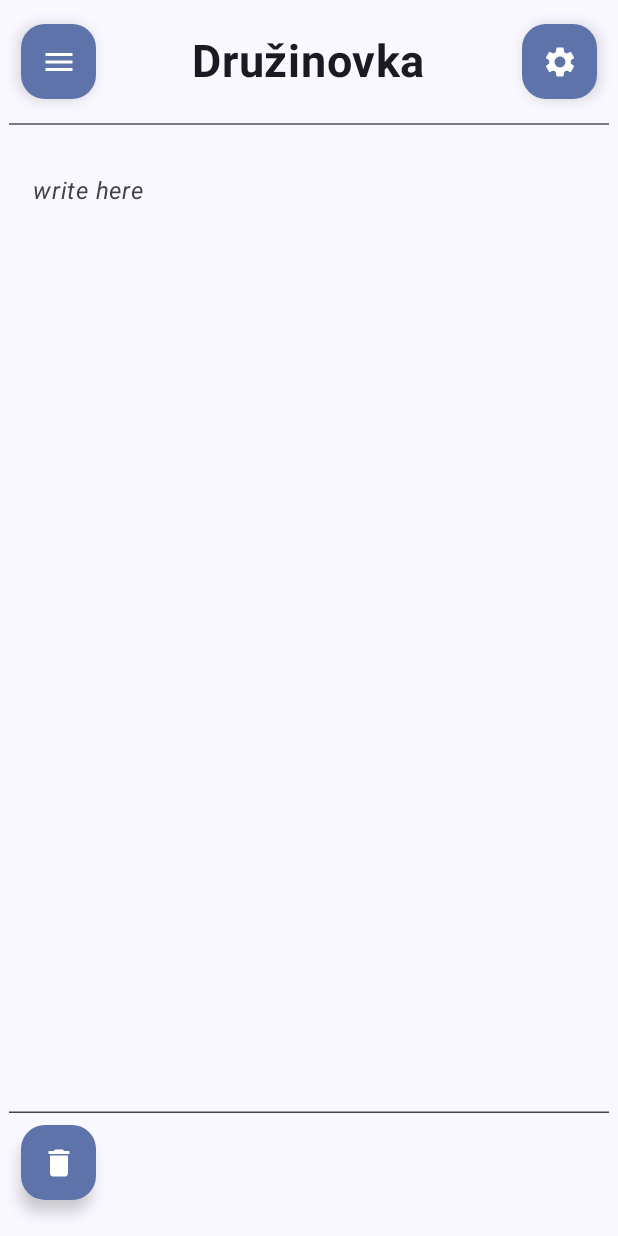
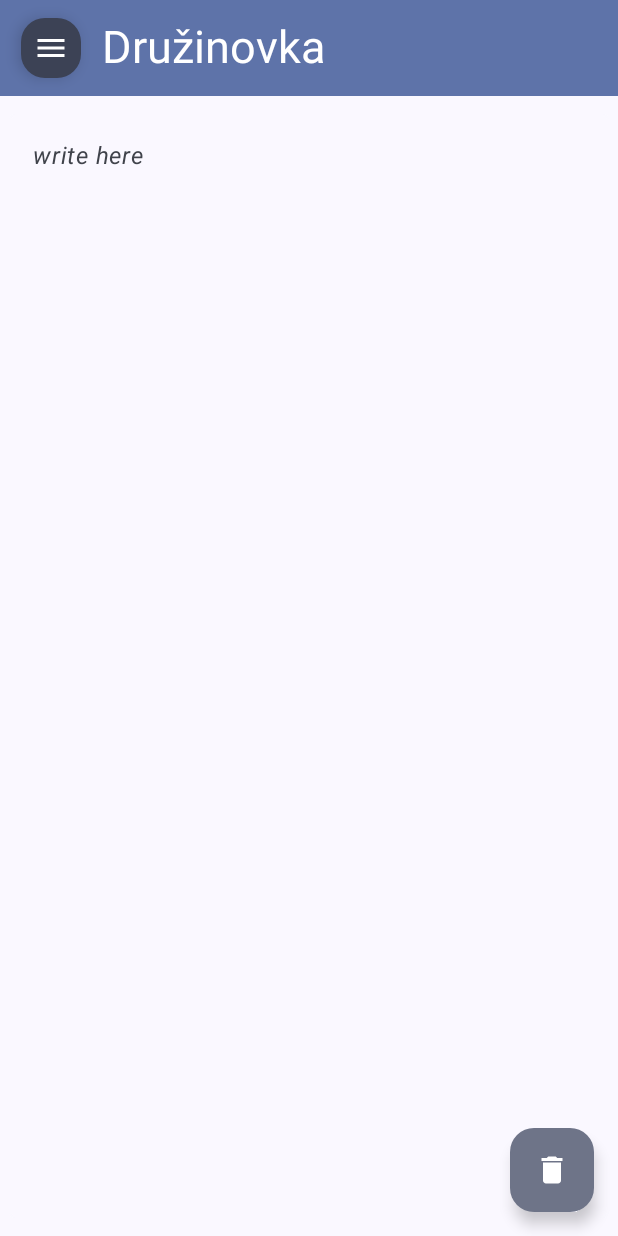
Before and after one commit to hafihaf123/radca, an Android app built with Jetpack Compose: the screen it shows after launch (MainActivity), on a phone screen of 412 x 824 dp. Run offline under Robolectric (Android 15) with nearby library versions, the phone set to English and light mode, and no system bars; our stand-ins replace Dagger/Hilt's generated code.

Commit message:
UI improvement

```diff
--- a/app/src/main/java/com/hafihaf/radca/DruzinovkaScreen.kt
+++ b/app/src/main/java/com/hafihaf/radca/DruzinovkaScreen.kt
@@ -1,28 +1,23 @@
 package com.hafihaf.radca
 
-import androidx.compose.foundation.layout.Column
-import androidx.compose.foundation.layout.Row
 import androidx.compose.foundation.layout.fillMaxSize
-import androidx.compose.foundation.layout.fillMaxWidth
 import androidx.compose.foundation.layout.padding
-import androidx.compose.foundation.layout.safeDrawingPadding
-import androidx.compose.foundation.layout.size
 import androidx.compose.material.icons.Icons
 import androidx.compose.material.icons.filled.Delete
-import androidx.compose.material.icons.filled.Menu
-import androidx.compose.material.icons.filled.Settings
-import androidx.compose.material3.Divider
 import androidx.compose.material3.DrawerValue
+import androidx.compose.material3.Scaffold
+import androidx.compose.material3.SnackbarHost
+import androidx.compose.material3.SnackbarHostState
 import androidx.compose.material3.rememberDrawerState
 import androidx.compose.runtime.Composable
 import androidx.compose.runtime.LaunchedEffect
 import androidx.compose.runtime.collectAsState
 import androidx.compose.runtime.getValue
 import androidx.compose.runtime.mutableStateOf
+import androidx.compose.runtime.remember
 import androidx.compose.runtime.rememberCoroutineScope
 import androidx.compose.runtime.saveable.rememberSaveable
 import androidx.compose.runtime.setValue
-import androidx.compose.ui.Alignment
 import androidx.compose.ui.Modifier
 import androidx.compose.ui.platform.LocalContext
 import androidx.compose.ui.res.stringResource
@@ -56,50 +51,40 @@ fun DruzinovkaScreen(
     }
 
     val drawerState = rememberDrawerState(initialValue = DrawerValue.Closed)
+    val snackbarHostState = remember { SnackbarHostState() }
+
 
     NavigationDrawer(
         drawerState = drawerState,
         scope = scope,
         onNavigate = onNavigate,
         screenRoute = Routes.DRUZINOVKA
-    ){
-        Column(
-            modifier = Modifier
-                .padding(6.dp, 16.dp)
-                .safeDrawingPadding()
-                .fillMaxSize()
-        ) {
-            Row(
-                modifier = Modifier.padding(horizontal = 8.dp)
-            ) {
+    ) {
+        Scaffold(
+            snackbarHost = { SnackbarHost(snackbarHostState) },
+            floatingActionButton = {
                 IconButton(
-                    modifier = Modifier.size(50.dp),
-                    icon = Icons.Filled.Menu,
-                    contentDescription = stringResource(R.string.side_menu_button),
-                    onClick = /*onNavigate*/{ scope.launch { drawerState.open() } }
+                    modifier = Modifier,
+//                    .padding(6.dp)
+//                    .size(50.dp),
+                    icon = Icons.Filled.Delete,
+                    contentDescription = "delete",
+                    onClick = { druzContent = "" }
                 )
-
+            },
+            topBar = {
                 Nadpis(
-                    modifier = Modifier
-                        .align(Alignment.CenterVertically)
-                        .weight(1f),
-                    text = stringResource(R.string.druzinovka),
-                    textSize = 30
-                )
-
-                IconButton(
-                    modifier = Modifier.size(50.dp),
-                    icon = Icons.Filled.Settings,
-                    contentDescription = stringResource(R.string.settings_button)
+                    modifier = Modifier,
+                    title = stringResource(R.string.druzinovka),
+                    onClick = { scope.launch { drawerState.open() } }
                 )
             }
-
-            Divider(modifier = Modifier.padding(0.dp, 16.dp))
-
+        ) { innerPadding ->
             InputBlock(
                 modifier = Modifier
-                    .weight(1f)
-                    .fillMaxWidth(),
+                    .padding(innerPadding)
+                    .padding(6.dp, 12.dp)
+                    .fillMaxSize(),
                 text = druzContent,
                 placeholder = "write here",
                 onTextChange = {
@@ -109,15 +94,6 @@ fun DruzinovkaScreen(
                     }
                 }
             )
-            Row(
-                modifier = Modifier.padding(8.dp)
-            ) {
-                IconButton(
-                    modifier = Modifier.size(50.dp),
-                    icon = Icons.Filled.Delete,
-                    contentDescription = "delete"
-                )
-            }
         }
     }
 }
--- a/app/src/main/java/com/hafihaf/radca/ui/IconButton.kt
+++ b/app/src/main/java/com/hafihaf/radca/ui/IconButton.kt
@@ -4,8 +4,10 @@ import androidx.compose.material.icons.Icons
 import androidx.compose.material.icons.filled.Add
 import androidx.compose.material3.FloatingActionButton
 import androidx.compose.material3.Icon
+import androidx.compose.material3.MaterialTheme
 import androidx.compose.runtime.Composable
 import androidx.compose.ui.Modifier
+import androidx.compose.ui.graphics.Color
 import androidx.compose.ui.graphics.vector.ImageVector
 import androidx.compose.ui.tooling.preview.Preview
 import com.hafihaf.radca.ui.theme.RadcaTheme
@@ -15,10 +17,14 @@ fun IconButton(
     modifier: Modifier,
     icon: ImageVector,
     contentDescription: String,
+    containerColor: Color? = MaterialTheme.colorScheme.secondaryContainer,
+    contentColor: Color? = MaterialTheme.colorScheme.onSecondaryContainer,
     onClick: (() -> Unit)? = null
 ) {
     FloatingActionButton(
         modifier = modifier,
+        containerColor = containerColor!!,
+        contentColor = contentColor!!,
         onClick = { onClick?.let { it() } }
     ) {
         Icon(icon, contentDescription)
--- a/app/src/main/java/com/hafihaf/radca/ui/InputBlock.kt
+++ b/app/src/main/java/com/hafihaf/radca/ui/InputBlock.kt
@@ -1,10 +1,11 @@
 package com.hafihaf.radca.ui
 
+import androidx.compose.foundation.background
 import androidx.compose.foundation.layout.padding
 import androidx.compose.material3.MaterialTheme
+import androidx.compose.material3.OutlinedTextField
+import androidx.compose.material3.OutlinedTextFieldDefaults
 import androidx.compose.material3.Text
-import androidx.compose.material3.TextField
-import androidx.compose.material3.TextFieldDefaults
 import androidx.compose.runtime.Composable
 import androidx.compose.ui.Modifier
 import androidx.compose.ui.text.font.FontStyle
@@ -19,15 +20,19 @@ fun InputBlock(
     onTextChange: (String) -> Unit,
     placeholder: String
 ) {
-    TextField(
+    OutlinedTextField(
         value = text,
         onValueChange = { onTextChange(it) },
-        modifier = modifier,
+        modifier = modifier
+            .background(MaterialTheme.colorScheme.background),
         placeholder = { Text(text = placeholder, fontStyle = FontStyle.Italic) },
-        colors = TextFieldDefaults.colors(
+        colors = OutlinedTextFieldDefaults.colors(
             focusedContainerColor = MaterialTheme.colorScheme.background,
             unfocusedContainerColor = MaterialTheme.colorScheme.background,
             disabledContainerColor = MaterialTheme.colorScheme.background,
+            focusedBorderColor = MaterialTheme.colorScheme.background,
+            unfocusedBorderColor = MaterialTheme.colorScheme.background,
+            disabledBorderColor = MaterialTheme.colorScheme.background,
         )
     )
 }
--- a/app/src/main/java/com/hafihaf/radca/ui/Nadpis.kt
+++ b/app/src/main/java/com/hafihaf/radca/ui/Nadpis.kt
@@ -1,34 +1,54 @@
 package com.hafihaf.radca.ui
 
-import androidx.compose.foundation.layout.Column
 import androidx.compose.foundation.layout.padding
+import androidx.compose.foundation.layout.size
+import androidx.compose.material.icons.Icons
+import androidx.compose.material.icons.filled.Menu
+import androidx.compose.material3.ExperimentalMaterial3Api
+import androidx.compose.material3.MaterialTheme
 import androidx.compose.material3.Text
+import androidx.compose.material3.TopAppBar
+import androidx.compose.material3.TopAppBarDefaults
 import androidx.compose.runtime.Composable
-import androidx.compose.ui.Alignment
 import androidx.compose.ui.Modifier
-import androidx.compose.ui.text.font.FontWeight
 import androidx.compose.ui.tooling.preview.Preview
 import androidx.compose.ui.unit.dp
 import androidx.compose.ui.unit.sp
 import com.hafihaf.radca.ui.theme.RadcaTheme
 
+@OptIn(ExperimentalMaterial3Api::class)
 @Composable
 fun Nadpis(
     modifier: Modifier,
-    text: String,
-    textSize: Int
+    title: String,
+    onClick: () -> Unit
 ) {
-    Column(
-        horizontalAlignment = Alignment.CenterHorizontally,
-        modifier = modifier
-    ) {
-        Text(
-            text = text,
-            fontSize = textSize.sp,
-            fontWeight = FontWeight.Bold
-        )
-//        Divider(modifier = Modifier.padding(10.dp))
-    }
+    TopAppBar(
+        title = { Text(
+            title,
+            fontSize = 30.sp
+        ) },
+        modifier = modifier,
+        colors = TopAppBarDefaults.topAppBarColors(
+            containerColor = MaterialTheme.colorScheme.primaryContainer,
+            titleContentColor = MaterialTheme.colorScheme.onPrimaryContainer
+        ),
+        navigationIcon = {
+            IconButton(
+                modifier = Modifier
+                    .padding(10.dp)
+                    .size(40.dp),
+                icon = Icons.Default.Menu,
+                contentDescription = "menu_button",
+                onClick = onClick,
+                containerColor = MaterialTheme.colorScheme.secondary,
+                contentColor = MaterialTheme.colorScheme.onSecondary
+            )
+        }/*,
+        actions = {
+            IconButton(modifier = , icon = , contentDescription = )
+        }*/
+    )
 }
 
 @Preview(showBackground = true)
@@ -36,10 +56,11 @@ fun Nadpis(
 fun NadpisPreview() {
     RadcaTheme {
         Nadpis(
-            text = "Hello World!",
-            textSize = 25,
+            title = "Hello World!",
+//            textSize = 25,
             modifier = Modifier
-                .padding(16.dp)
+                /*.padding(16.dp)*/,
+            onClick = {}
         )
     }
 }
--- a/app/src/main/java/com/hafihaf/radca/ui/todo/todo_list/TodoListScreen.kt
+++ b/app/src/main/java/com/hafihaf/radca/ui/todo/todo_list/TodoListScreen.kt
@@ -8,6 +8,7 @@ import androidx.compose.foundation.lazy.LazyColumn
 import androidx.compose.foundation.lazy.items
 import androidx.compose.material.icons.Icons
 import androidx.compose.material.icons.filled.Add
+import androidx.compose.material3.Divider
 import androidx.compose.material3.DrawerValue
 import androidx.compose.material3.FloatingActionButton
 import androidx.compose.material3.Icon
@@ -24,9 +25,11 @@ import androidx.compose.runtime.rememberCoroutineScope
 import androidx.compose.ui.Modifier
 import androidx.compose.ui.unit.dp
 import androidx.hilt.navigation.compose.hiltViewModel
+import com.hafihaf.radca.ui.Nadpis
 import com.hafihaf.radca.ui.NavigationDrawer
 import com.hafihaf.radca.util.Routes
 import com.hafihaf.radca.util.UiEvent
+import kotlinx.coroutines.launch
 
 @Composable
 fun TodoListScreen(
@@ -59,7 +62,12 @@ fun TodoListScreen(
         }
     }
 
-    NavigationDrawer(drawerState = drawerState, scope = scope, onNavigate = onNavigate, screenRoute = Routes.TODO) {
+    NavigationDrawer(
+        drawerState = drawerState,
+        scope = scope,
+        onNavigate = onNavigate,
+        screenRoute = Routes.TODO
+    ) {
         Scaffold(
             snackbarHost = { SnackbarHost(snackbarHostState) },
             floatingActionButton = {
@@ -69,12 +77,21 @@ fun TodoListScreen(
                         contentDescription = "Add"
                     )
                 }
+            },
+            topBar = {
+                Nadpis(
+                    modifier = Modifier,
+                    title = "Todo",
+                    onClick = { scope.launch { drawerState.open() } }
+                )
+                Divider()
             }
         ) { innerPadding ->
             LazyColumn(
                 modifier = Modifier
                     .fillMaxSize()
                     .padding(innerPadding)
+                    .padding(horizontal = 6.dp)
             ) {
                 items(todos.value) { todo ->
                     TodoListItem(
@@ -85,7 +102,7 @@ fun TodoListScreen(
                             .clickable {
                                 viewModel.onEvent(TodoListEvent.OnTodoClick(todo))
                             }
-                            .padding(16.dp)
+                            .padding(12.dp)
                     )
                 }
             }
```
Also changed, not shown: 1 other file.
